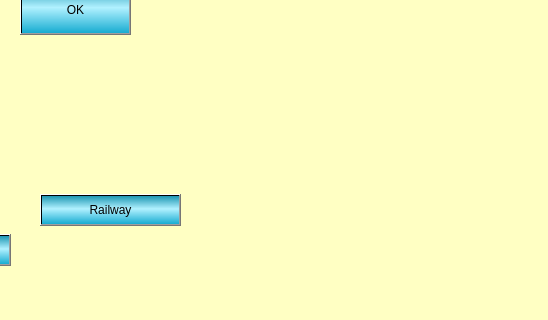
Qt form TrainLineEditPkg/trainlinepanel.ui (zhangxuran11/TrainLineEdit) before a commit; both pictures show x 510 to 1058 and y 386 to 706 of the 1058 by 706 pixel window.
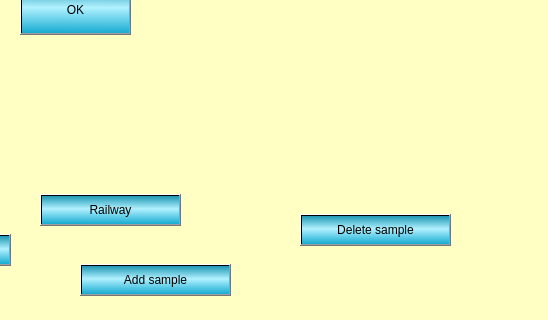
The same form after that commit.

```diff
--- a/TrainLineEditPkg/trainlinepanel.ui
+++ b/TrainLineEditPkg/trainlinepanel.ui
@@ -443,6 +443,46 @@
     <string>Delete Station</string>
    </property>
   </widget>
+  <widget class="QPushButton" name="add_sample_btn">
+   <property name="geometry">
+    <rect>
+     <x>590</x>
+     <y>650</y>
+     <width>151</width>
+     <height>32</height>
+    </rect>
+   </property>
+   <property name="styleSheet">
+    <string notr="true">background-color: rgb(85, 255, 255);
+selection-color: rgb(255, 89, 211);
+selection-background-color: rgb(167, 188, 255);
+font: 900 14pt &quot;Ubuntu&quot;;
+background-color: qlineargradient(spread:repeat, x1:0.468, y1:0, x2:0.463, y2:1, stop:0 rgba(29, 151, 179, 255), stop:0.458128 rgba(177, 241, 255, 255), stop:1 rgba(23, 172, 209, 255));</string>
+   </property>
+   <property name="text">
+    <string>Add sample</string>
+   </property>
+  </widget>
+  <widget class="QPushButton" name="delete_sample_btn">
+   <property name="geometry">
+    <rect>
+     <x>810</x>
+     <y>600</y>
+     <width>151</width>
+     <height>32</height>
+    </rect>
+   </property>
+   <property name="styleSheet">
+    <string notr="true">background-color: rgb(85, 255, 255);
+selection-color: rgb(255, 89, 211);
+selection-background-color: rgb(167, 188, 255);
+font: 900 14pt &quot;Ubuntu&quot;;
+background-color: qlineargradient(spread:repeat, x1:0.468, y1:0, x2:0.463, y2:1, stop:0 rgba(29, 151, 179, 255), stop:0.458128 rgba(177, 241, 255, 255), stop:1 rgba(23, 172, 209, 255));</string>
+   </property>
+   <property name="text">
+    <string>Delete sample</string>
+   </property>
+  </widget>
  </widget>
  <resources/>
  <connections/>
```
